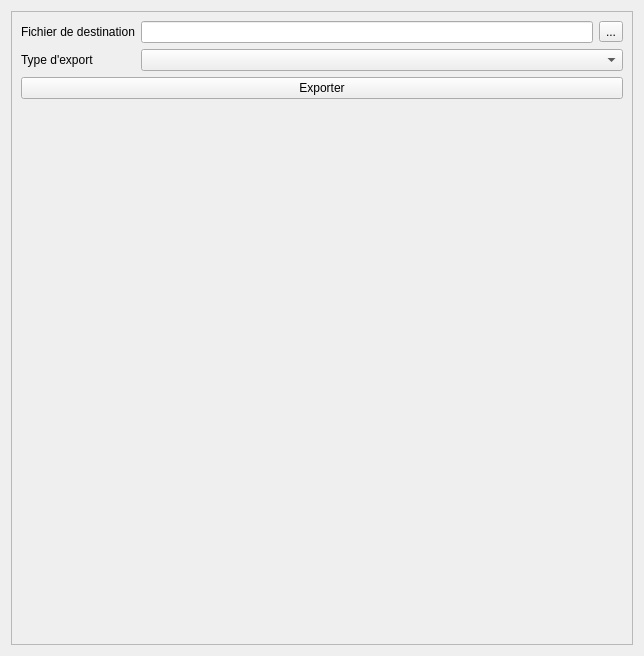
Above: Lamia/toolpostpro/Base2/Lamia_exportshp_tool.ui from Artelia/Lamia before the change. Below: the same form after it.
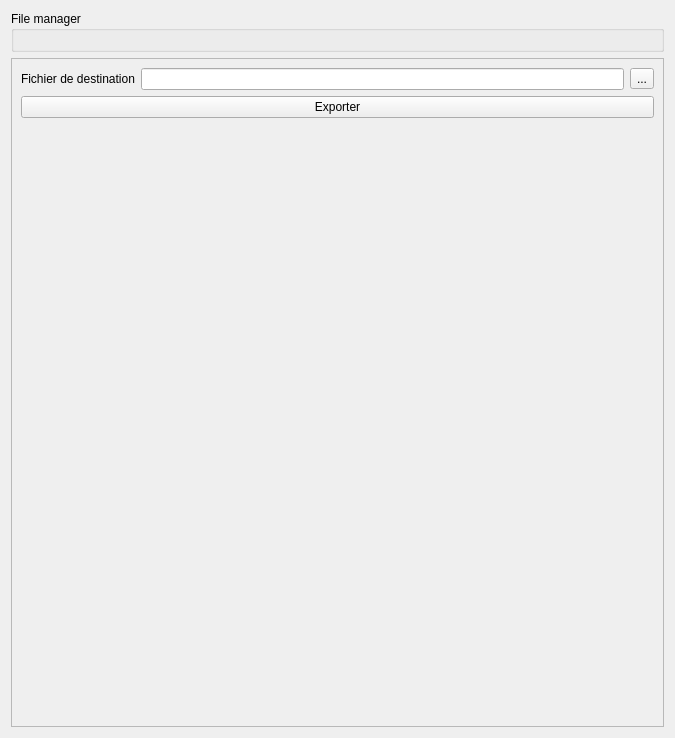
That is the form after the change.

Patch:
```diff
--- a/Lamia/toolpostpro/Base2/Lamia_exportshp_tool.ui
+++ b/Lamia/toolpostpro/Base2/Lamia_exportshp_tool.ui
@@ -6,14 +6,22 @@
    <rect>
     <x>0</x>
     <y>0</y>
-    <width>644</width>
-    <height>656</height>
+    <width>675</width>
+    <height>738</height>
    </rect>
   </property>
   <property name="windowTitle">
    <string>Form</string>
   </property>
   <layout class="QVBoxLayout" name="verticalLayout">
+   <item>
+    <widget class="QGroupBox" name="groupBox_filemanager">
+     <property name="title">
+      <string>File manager</string>
+     </property>
+     <layout class="QVBoxLayout" name="verticalLayout_2"/>
+    </widget>
+   </item>
    <item>
     <widget class="QFrame" name="frame">
      <property name="frameShape">
@@ -33,7 +41,7 @@
         </property>
        </widget>
       </item>
-      <item row="3" column="0">
+      <item row="2" column="0">
        <spacer name="verticalSpacer">
         <property name="orientation">
          <enum>Qt::Vertical</enum>
@@ -46,13 +54,6 @@
         </property>
        </spacer>
       </item>
-      <item row="1" column="0">
-       <widget class="QLabel" name="label_2">
-        <property name="text">
-         <string>Type d'export</string>
-        </property>
-       </widget>
-      </item>
       <item row="0" column="2">
        <widget class="QToolButton" name="toolButton_filechooser">
         <property name="text">
@@ -60,10 +61,7 @@
         </property>
        </widget>
       </item>
-      <item row="1" column="1" colspan="2">
-       <widget class="QComboBox" name="comboBox_type"/>
-      </item>
-      <item row="2" column="0" colspan="3">
+      <item row="1" column="0" colspan="3">
        <widget class="QPushButton" name="pushButton_export">
         <property name="text">
          <string>Exporter</string>
```
